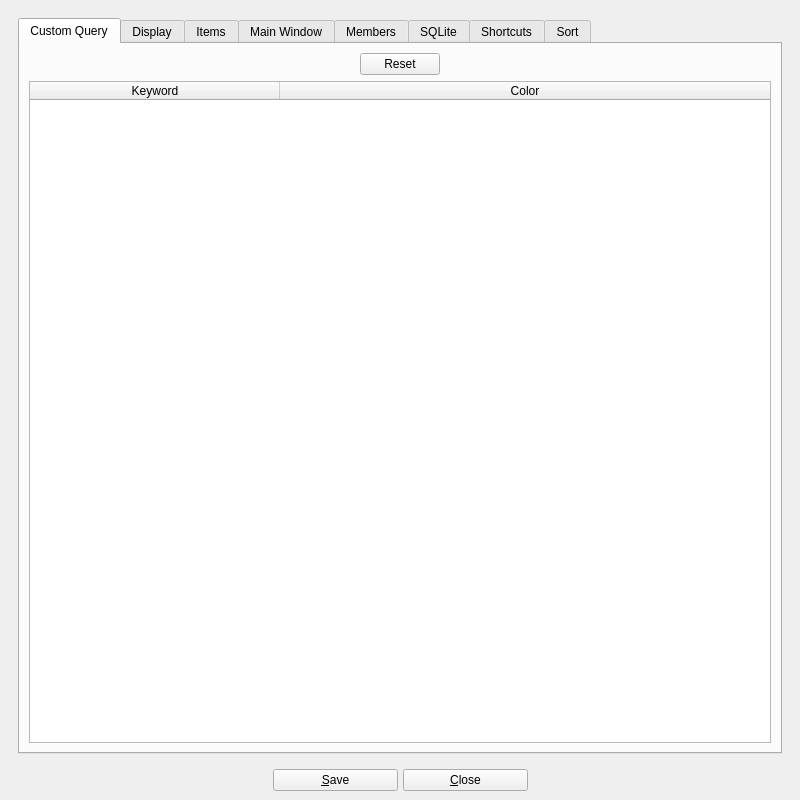
Old version of the form UI/biblioteq_otheroptions.ui in the repository textbrowser/biblioteq.
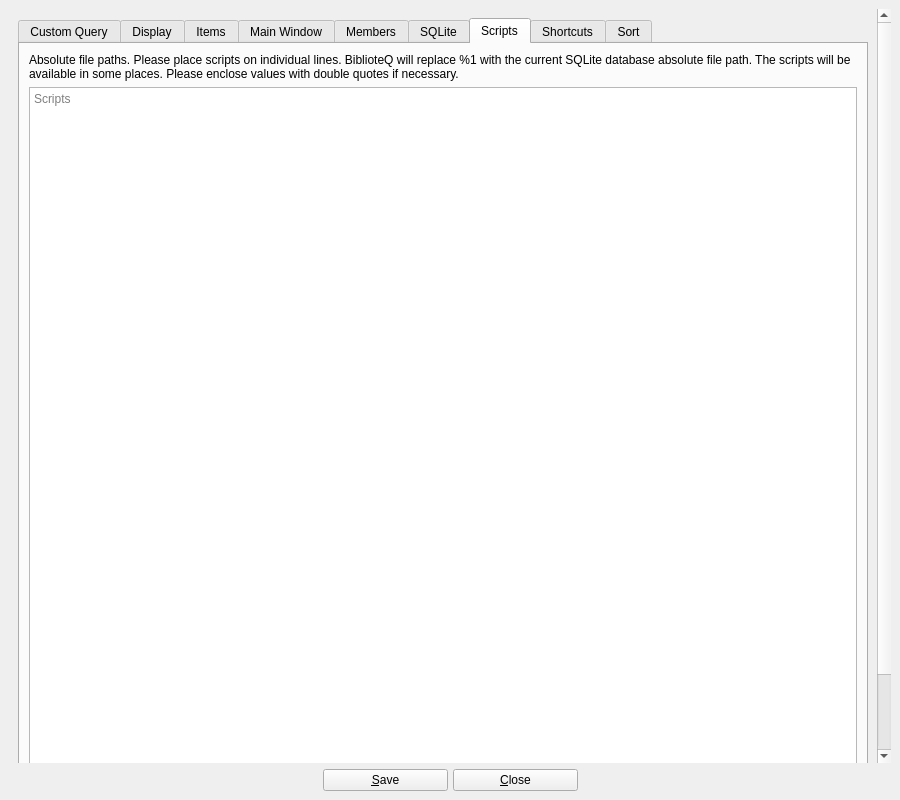
New version of the form. The open tabs and pages were chosen to show the change. Icons and pictures are not drawn. Custom widgets are drawn as their Qt base class.

Commit message: Smart scripts and everywhere.

Diff of the .ui file:
```diff
--- a/UI/biblioteq_otheroptions.ui
+++ b/UI/biblioteq_otheroptions.ui
@@ -6,7 +6,7 @@
    <rect>
     <x>0</x>
     <y>0</y>
-    <width>800</width>
+    <width>900</width>
     <height>800</height>
    </rect>
   </property>
@@ -32,7 +32,7 @@
         <rect>
          <x>0</x>
          <y>0</y>
-         <width>788</width>
+         <width>888</width>
          <height>742</height>
         </rect>
        </property>
@@ -807,6 +807,30 @@
             </item>
            </layout>
           </widget>
+          <widget class="QWidget" name="page_scripts">
+           <attribute name="title">
+            <string>Scripts</string>
+           </attribute>
+           <layout class="QVBoxLayout" name="verticalLayout_17">
+            <item>
+             <widget class="QLabel" name="label_19">
+              <property name="text">
+               <string>Absolute file paths. Please place scripts on individual lines. BiblioteQ will replace %1 with the current SQLite database absolute file path. The scripts will be available in some places. Please enclose values with double quotes if necessary.</string>
+              </property>
+              <property name="wordWrap">
+               <bool>true</bool>
+              </property>
+             </widget>
+            </item>
+            <item>
+             <widget class="QPlainTextEdit" name="scripts">
+              <property name="placeholderText">
+               <string>Scripts</string>
+              </property>
+             </widget>
+            </item>
+           </layout>
+          </widget>
           <widget class="QWidget" name="page_shortcuts">
            <attribute name="title">
             <string>Shortcuts</string>
```
Left out of the diff: 1 changed line with no effect on the pictures. The commit also changes 8 other files.
